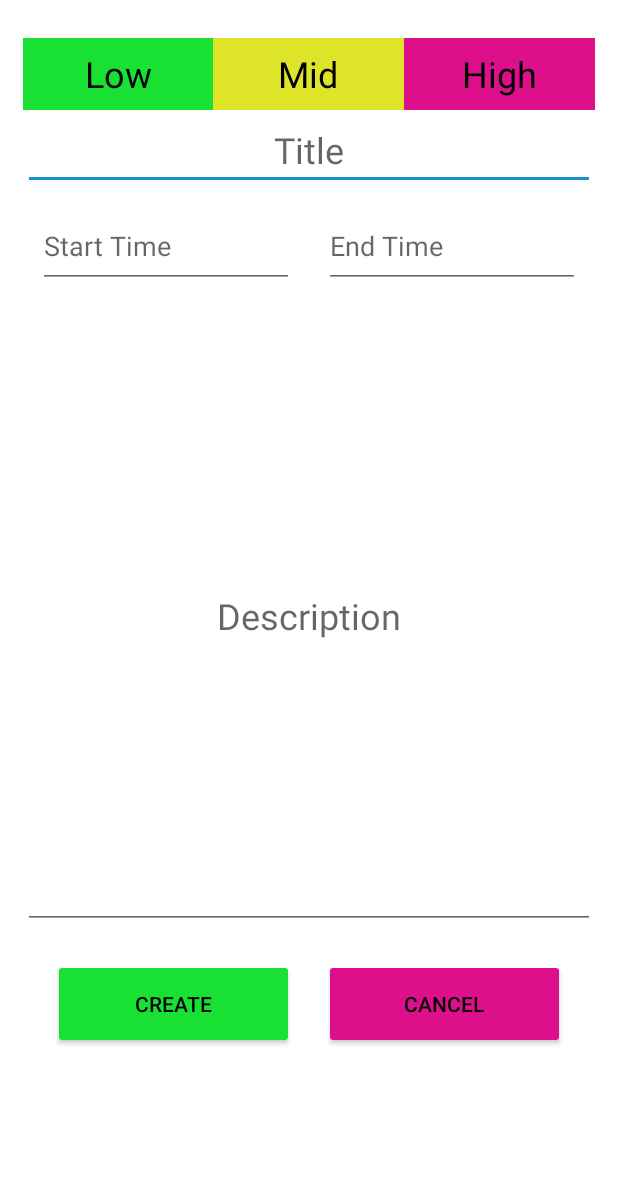
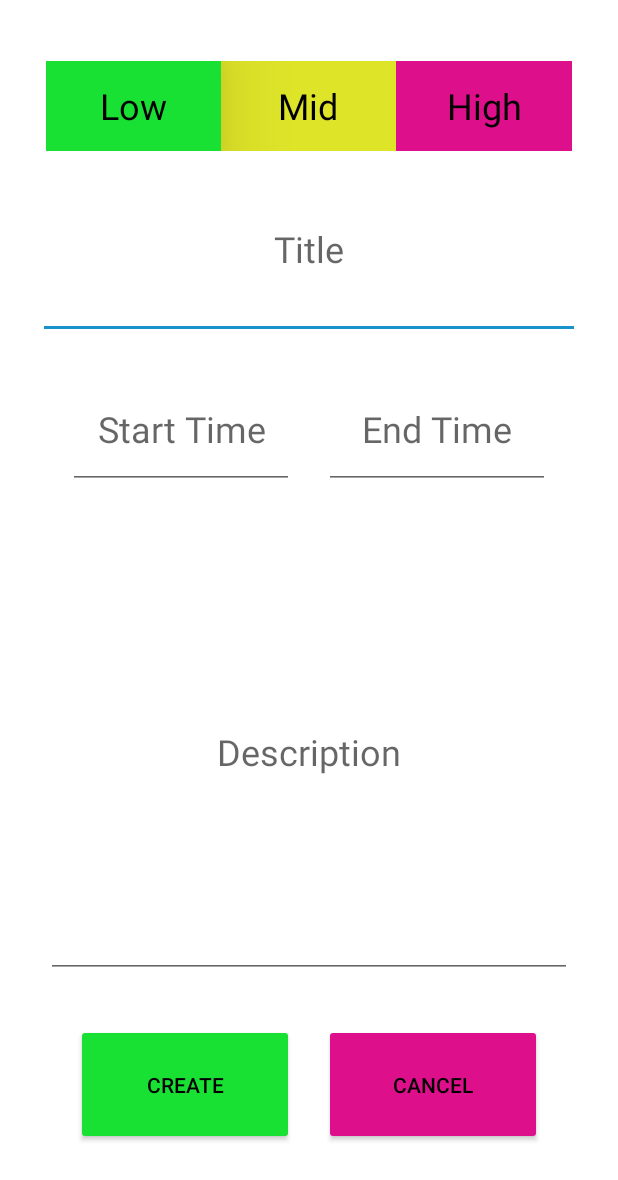
Before and after one commit to LazarBojanic/dnevnjak, an Android app: the AddObligationActivity screen opened directly, with no data from a screen before it, on a phone screen of 412 x 824 dp. Shown: the top 1180 px of the screen. Run offline under Robolectric (Android 15) with nearby library versions, the phone set to English and light mode, and no system bars.

```diff
--- a/app/src/main/java/rs/raf/dnevnjak/activity/AddObligationActivity.java
+++ b/app/src/main/java/rs/raf/dnevnjak/activity/AddObligationActivity.java
@@ -34,6 +34,7 @@ public class AddObligationActivity extends AppCompatActivity {
     private EditText editTextDescription;
     private Button buttonCreate;
     private Button buttonCancel;
+    private RadioButton radioButtonSelected;
 
     public AddObligationActivity() {
 
@@ -70,6 +71,7 @@ public class AddObligationActivity extends AppCompatActivity {
 
         initView();
         initListeners();
+        radioButtonLow.callOnClick();
     }
 
     private void initView(){
@@ -126,6 +128,24 @@ public class AddObligationActivity extends AppCompatActivity {
         buttonCancel.setOnClickListener(view -> {
             finish();
         });
+        radioButtonLow.setOnClickListener(view -> {
+            selectButton(radioButtonLow);
+        });
+        radioButtonMid.setOnClickListener(view -> {
+            selectButton(radioButtonMid);
+        });
+        radioButtonHigh.setOnClickListener(view -> {
+            selectButton(radioButtonHigh);
+        });
+    }
+    private void selectButton(RadioButton radioButton){
+        if (radioButtonSelected != null) {
+            // Deselect the previous button
+            radioButtonSelected.setElevation(0);
+        }
+        // Select the new button
+        radioButton.setElevation(50);
+        radioButtonSelected = radioButton;
     }
     @Override
     protected void onActivityResult(int requestCode, int resultCode, @Nullable Intent data) {
--- a/app/src/main/res/layout/activity_add_obligation.xml
+++ b/app/src/main/res/layout/activity_add_obligation.xml
@@ -12,13 +12,16 @@
         android:paddingVertical="25dp"
         android:layout_width="match_parent"
         android:layout_height="match_parent"
+        android:layout_margin="10dp"
         android:orientation="vertical">
 
 
         <RadioGroup
+            android:layout_margin="5dp"
             android:id="@+id/radioGroupPriority"
             android:layout_width="match_parent"
-            android:layout_height="wrap_content"
+            android:layout_height="0dp"
+            android:layout_weight="1"
             android:orientation="horizontal">
 
             <RadioButton
@@ -57,21 +60,26 @@
         </RadioGroup>
 
         <EditText
+            android:padding="10dp"
             style="@style/MyTextStyle"
-            android:textColor="@color/black"
+            android:textColor="@color/white"
             android:id="@+id/editTextTitle"
             android:layout_width="match_parent"
-            android:layout_height="wrap_content"
+            android:layout_height="0dp"
+            android:layout_weight="2"
             android:ems="10"
             android:inputType="text"
             android:hint="@string/title" />
 
         <LinearLayout
+            android:padding="10dp"
             android:layout_width="match_parent"
-            android:layout_height="75dp"
+            android:layout_height="0dp"
+            android:layout_weight="2"
             android:orientation="horizontal">
 
             <EditText
+                style="@style/MyTextStyle"
                 android:id="@+id/editTextStartTime"
                 android:layout_width="wrap_content"
                 android:layout_height="match_parent"
@@ -82,6 +90,7 @@
                 android:inputType="time" />
 
             <EditText
+                style="@style/MyTextStyle"
                 android:id="@+id/editTextEndTime"
                 android:layout_width="wrap_content"
                 android:layout_height="match_parent"
@@ -93,25 +102,30 @@
         </LinearLayout>
 
         <EditText
+            android:layout_margin="5dp"
             android:id="@+id/editTextDescription"
             style="@style/MyTextStyle"
             android:layout_width="match_parent"
-            android:layout_height="417dp"
+            android:layout_height="0dp"
+            android:layout_weight="5"
             android:ems="10"
             android:hint="@string/description"
             android:inputType="textMultiLine"
             android:textColor="@color/black" />
 
         <LinearLayout
+
+            android:layout_margin="5dp"
             android:layout_width="match_parent"
-            android:layout_height="wrap_content"
+            android:layout_height="0dp"
+            android:layout_weight="2"
             android:orientation="horizontal"
             android:padding="10dp">
 
             <Button
                 android:id="@+id/buttonCreate"
                 android:layout_width="wrap_content"
-                android:layout_height="60dp"
+                android:layout_height="match_parent"
                 android:layout_margin="10dp"
                 android:layout_weight="1"
                 android:text="@string/create"
@@ -121,7 +135,7 @@
             <Button
                 android:id="@+id/buttonCancel"
                 android:layout_width="wrap_content"
-                android:layout_height="60dp"
+                android:layout_height="match_parent"
                 android:layout_margin="10dp"
                 android:layout_weight="1"
                 android:text="@string/cancel"
--- a/app/src/main/res/values/strings.xml
+++ b/app/src/main/res/values/strings.xml
@@ -37,4 +37,5 @@
     <string name="edit">Edit</string>
     <string name="argObligation">ARG_OBLIGATION</string>
     <string name="extraObligation">EXTRA_OBLIGATION</string>
+    <string name="fragments">Fragments</string>
 </resources>
```
Also changed, not shown: app/src/main/java/rs/raf/dnevnjak/activity/MainActivity.java (+17 -11 lines), app/src/main/java/rs/raf/dnevnjak/fragment/ScheduleFragment.java (+6 -1 lines), app/src/main/java/rs/raf/dnevnjak/viewpager/CustomPagerAdapter.java (added, +52 -0 lines), app/src/main/java/rs/raf/dnevnjak/viewpager/ViewPagerFragments.java (renamed from app/src/main/java/rs/raf/dnevnjak/viewpager/CustomViewPager.java, +6 -2 lines), app/src/main/res/layout/activity_change_password.xml (+4 -4 lines), app/src/main/res/layout/activity_main.xml (+23 -15 lines), app/src/main/res/layout/fragment_schedule.xml (+5 -5 lines), 1 other file.
